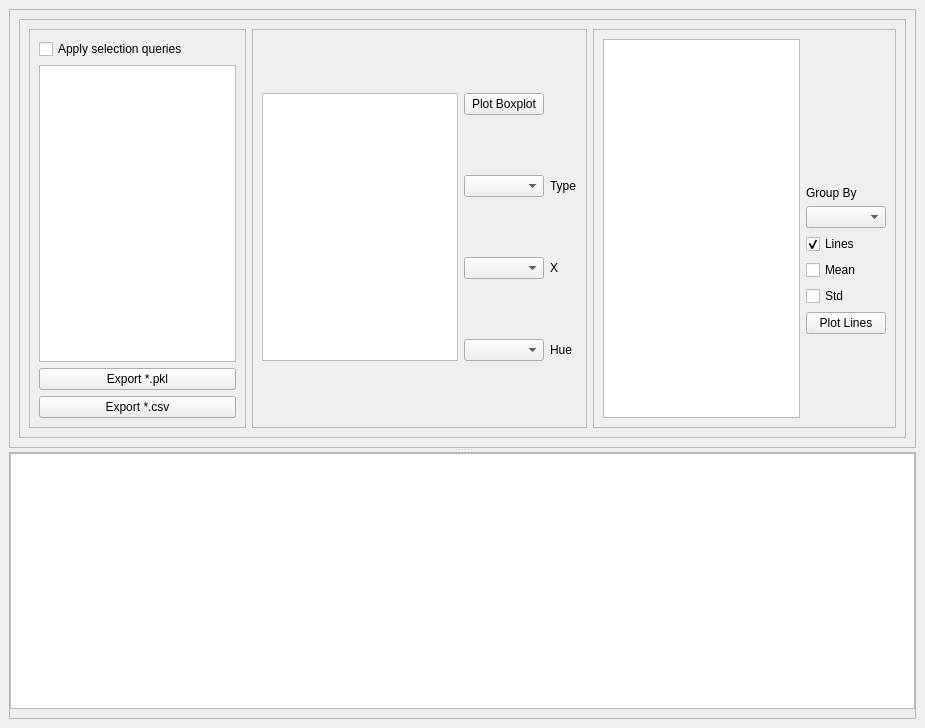
Qt form PyGFETdb/GuiDBView/GuiDataExplorer_v2.ui (aguimera/PyGFETdb) before a commit.
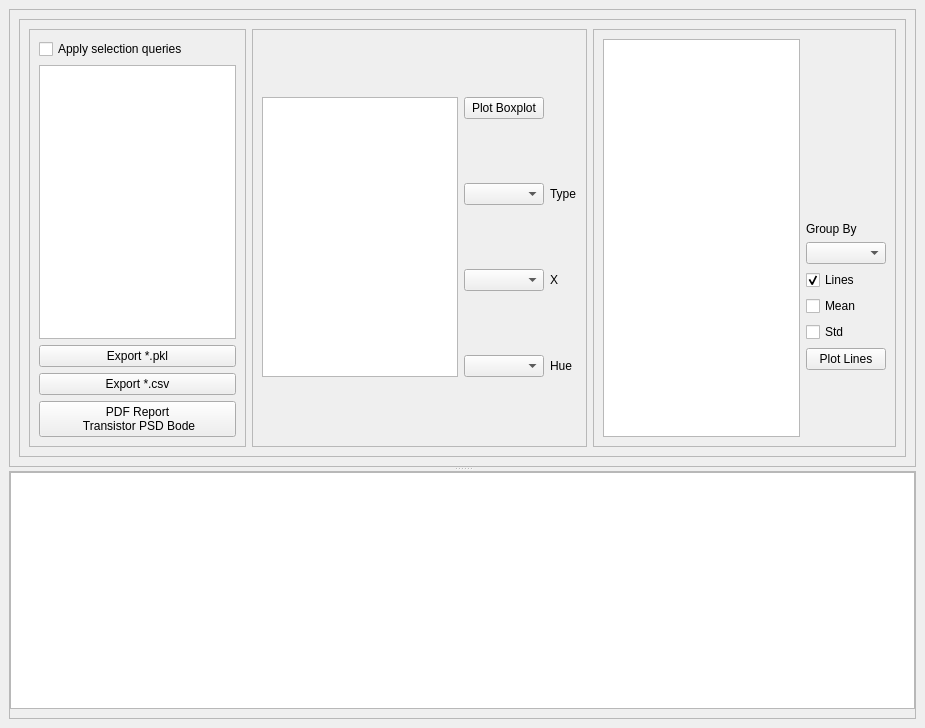
The same form after that commit.

Commit message: PDF with PSD and Bode implemented

Patch:
```diff
--- a/PyGFETdb/GuiDBView/GuiDataExplorer_v2.ui
+++ b/PyGFETdb/GuiDBView/GuiDataExplorer_v2.ui
@@ -74,6 +74,14 @@
                 </property>
                </widget>
               </item>
+              <item>
+               <widget class="QPushButton" name="ButRepPSDBode">
+                <property name="text">
+                 <string>PDF Report  
+ Transistor PSD Bode</string>
+                </property>
+               </widget>
+              </item>
              </layout>
             </widget>
            </item>
@@ -148,17 +156,7 @@
               <enum>QFrame::Raised</enum>
              </property>
              <layout class="QGridLayout" name="gridLayout_2">
-              <item row="3" column="1">
-               <widget class="QLabel" name="label_2">
-                <property name="text">
-                 <string>Group By</string>
-                </property>
-                <property name="alignment">
-                 <set>Qt::AlignBottom|Qt::AlignLeading|Qt::AlignLeft</set>
-                </property>
-               </widget>
-              </item>
-              <item row="5" column="1">
+              <item row="6" column="1">
                <widget class="QCheckBox" name="CheckLines">
                 <property name="text">
                  <string>Lines</string>
@@ -168,7 +166,7 @@
                 </property>
                </widget>
               </item>
-              <item row="2" column="0" rowspan="8">
+              <item row="2" column="0" rowspan="9">
                <widget class="QListWidget" name="LstLinesPars">
                 <property name="selectionMode">
                  <enum>QAbstractItemView::ExtendedSelection</enum>
@@ -181,30 +179,40 @@
                 </property>
                </widget>
               </item>
-              <item row="8" column="1">
+              <item row="4" column="1">
+               <widget class="QLabel" name="label_2">
+                <property name="text">
+                 <string>Group By</string>
+                </property>
+                <property name="alignment">
+                 <set>Qt::AlignBottom|Qt::AlignLeading|Qt::AlignLeft</set>
+                </property>
+               </widget>
+              </item>
+              <item row="9" column="1">
                <widget class="QPushButton" name="ButPlotVect">
                 <property name="text">
                  <string>Plot Lines</string>
                 </property>
                </widget>
               </item>
-              <item row="6" column="1">
-               <widget class="QCheckBox" name="CheckLinesMean">
-                <property name="text">
-                 <string>Mean</string>
-                </property>
-               </widget>
-              </item>
-              <item row="4" column="1">
-               <widget class="QComboBox" name="CmbLinesGroup"/>
-              </item>
-              <item row="7" column="1">
+              <item row="8" column="1">
                <widget class="QCheckBox" name="CheckLinesStd">
                 <property name="text">
                  <string>Std</string>
                 </property>
                </widget>
               </item>
+              <item row="5" column="1">
+               <widget class="QComboBox" name="CmbLinesGroup"/>
+              </item>
+              <item row="7" column="1">
+               <widget class="QCheckBox" name="CheckLinesMean">
+                <property name="text">
+                 <string>Mean</string>
+                </property>
+               </widget>
+              </item>
              </layout>
             </widget>
            </item>
```
The commit also changes 5 other files.
